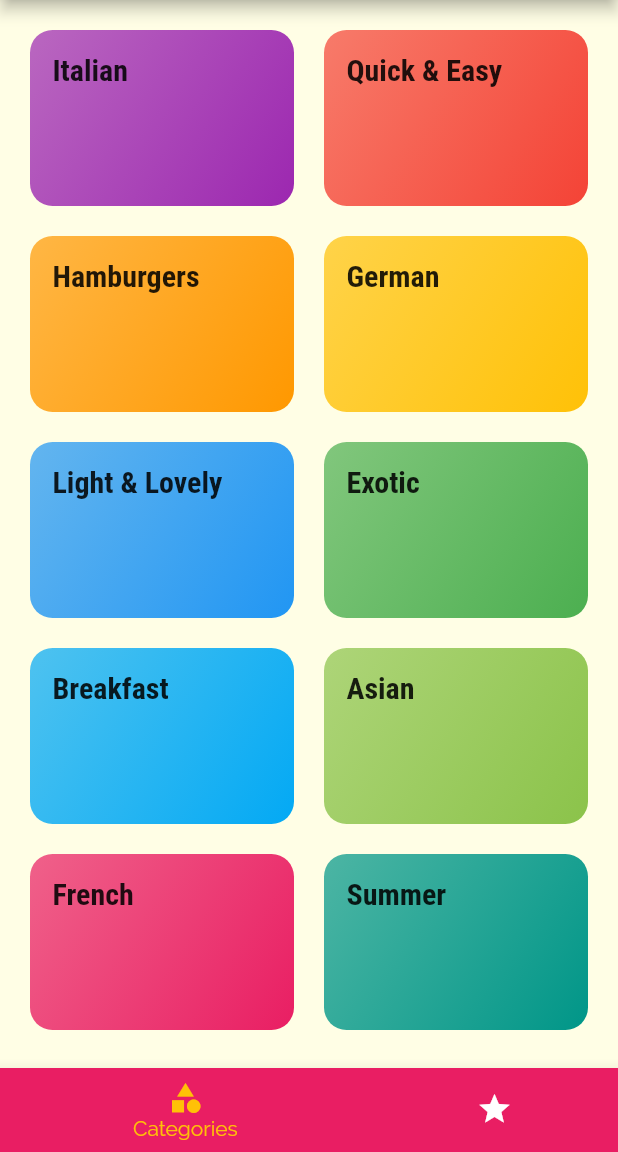
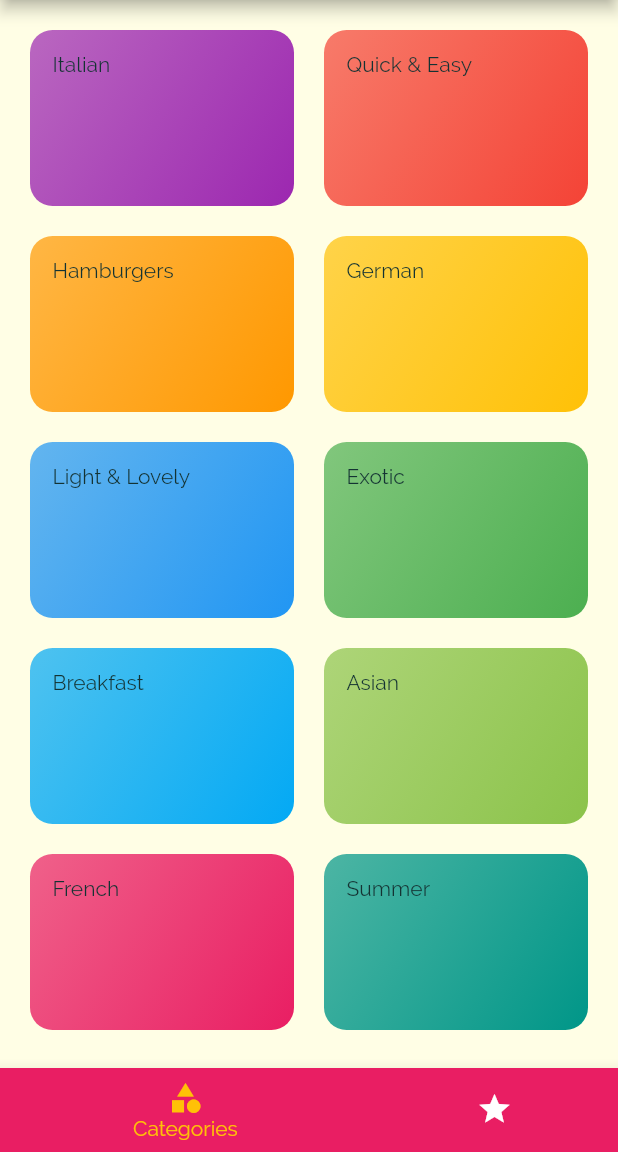
Before and after one commit to krishn20/Flutter-Meals-App, a Flutter app: the screen it shows after launch, on a phone screen of 412 x 824 dp, the part 84-1236 px from its top. Run offline on Flutter 3.47's test engine with Material 2 defaults, Android fonts, the phone set to English and light mode, and no system bars.

Commit message:
Comments added + Flutter 2.5 related changes(deprecations removed)

```diff
--- a/lib/main.dart
+++ b/lib/main.dart
@@ -15,6 +15,13 @@ class MyApp extends StatefulWidget {
 }
 
 class _MyAppState extends State<MyApp> {
+
+  //map for storing on/off values of these filters.
+  //gluten = If gluten_free
+  //lactose = If lactose_free
+  //vegan = If vegan food
+  //vegetarian = If vegetarian food
+
   Map<String, bool> _filters = {
     'gluten': false,
     'lactose': false,
@@ -25,6 +32,12 @@ class _MyAppState extends State<MyApp> {
   List<Meal> _availableMeals = DUMMY_MEALS;
   List<Meal> _favoriteMeals = [];
 
+
+
+  //***************************************************************//
+  //******************** Methods **********************************//
+
+  //Method to filter DUMMY_MEALS based on the filter values set.
   void _setFilters(Map<String, bool> filterData) {
     setState(() {
       _filters = filterData;
@@ -48,6 +61,7 @@ class _MyAppState extends State<MyApp> {
     });
   }
 
+  //Method to toggle a meal as favorite or not.
   void _toggleFavorite(String mealId) {
     final existingIndex =
         _favoriteMeals.indexWhere((meal) => meal.id == mealId);
@@ -62,9 +76,16 @@ class _MyAppState extends State<MyApp> {
     }
   }
 
+  //Boolean Method to check if meal was already a favorite or not.
   bool _isMealFavorite(String id){
     return _favoriteMeals.any((meal) => meal.id == id);
   }
+
+
+
+  //***************************************************************//
+  //******************** Widgets Build ****************************//
+  //***************************************************************//
 
   @override
   Widget build(BuildContext context) {
@@ -76,13 +97,13 @@ class _MyAppState extends State<MyApp> {
         canvasColor: Color.fromRGBO(255, 254, 229, 1),
         fontFamily: 'Raleway',
         textTheme: ThemeData.light().textTheme.copyWith(
-            body1: TextStyle(
+            bodyText1: TextStyle(
               color: Color.fromRGBO(20, 51, 51, 1),
             ),
-            body2: TextStyle(
+            bodyText2: TextStyle(
               color: Color.fromRGBO(20, 51, 51, 1),
             ),
-            title: TextStyle(
+            headline2: TextStyle(
               fontSize: 20,
               fontFamily: 'RobotoCondensed',
               fontWeight: FontWeight.bold,
@@ -91,9 +112,8 @@ class _MyAppState extends State<MyApp> {
 //      home: CategoriesScreen(),
       initialRoute: '/',
       routes: {
-        '/': (ctx) => TabsScreen(_favoriteMeals),
-        CategoryMealsScreen.routeName: (ctx) =>
-            CategoryMealsScreen(_availableMeals),
+        '/': (ctx) => TabsScreen(_favoriteMeals), //This contains the bottom nav bar, the category screen and the favorites screen.
+        CategoryMealsScreen.routeName: (ctx) => CategoryMealsScreen(_availableMeals),
         MealDetailScreen.routeName: (ctx) => MealDetailScreen(_toggleFavorite, _isMealFavorite),
         FiltersScreen.routeName: (ctx) => FiltersScreen(_filters, _setFilters),
       },
--- a/lib/screens/categories_screen.dart
+++ b/lib/screens/categories_screen.dart
@@ -4,6 +4,11 @@ import '../data/dummy_data.dart';
 import '../widgets/category_item.dart';
 
 class CategoriesScreen extends StatelessWidget {
+
+  //***************************************************************//
+  //******************** Widgets Build ****************************//
+  //***************************************************************//
+
   @override
   Widget build(BuildContext context) {
     return GridView(
--- a/lib/screens/favorites_screen.dart
+++ b/lib/screens/favorites_screen.dart
@@ -6,6 +6,12 @@ class FavoritesScreen extends StatelessWidget {
   final List<Meal> favoriteMeals;
 
   FavoritesScreen(this.favoriteMeals);
+
+
+
+  //***************************************************************//
+  //******************** Widgets Build ****************************//
+  //***************************************************************//
 
   @override
   Widget build(BuildContext context) {
--- a/lib/widgets/category_item.dart
+++ b/lib/widgets/category_item.dart
@@ -12,6 +12,11 @@ class CategoryItem extends StatelessWidget {
     this.color,
   );
 
+
+  //***************************************************************//
+  //*********************** Methods *******************************//
+
+  //Method for when a category is selected, then we redirect to CategoryMealsScreen.
   void selectCategory(BuildContext ctx) {
     Navigator.of(ctx).pushNamed(
       CategoryMealsScreen.routeName,
@@ -21,6 +26,12 @@ class CategoryItem extends StatelessWidget {
       },
     );
   }
+
+
+
+  //***************************************************************//
+  //******************** Widgets Build ****************************//
+  //***************************************************************//
 
   @override
   Widget build(BuildContext context) {
@@ -32,7 +43,7 @@ class CategoryItem extends StatelessWidget {
         padding: EdgeInsets.all(15),
         child: Text(
           title,
-          style: Theme.of(context).textTheme.title,
+          style: Theme.of(context).textTheme.bodyText1,
         ),
         decoration: BoxDecoration(
           gradient: LinearGradient(
--- a/lib/widgets/main_drawer.dart
+++ b/lib/widgets/main_drawer.dart
@@ -2,6 +2,11 @@ import 'package:flutter/material.dart';
 import 'package:flutter_meals_app/screens/filters_screen.dart';
 
 class MainDrawer extends StatelessWidget {
+
+  //***************************************************************//
+  //******************** Widgets Build ****************************//
+  //***************************************************************//
+
   @override
   Widget build(BuildContext context) {
 
```
Also changed, not shown: lib/data/dummy_data.dart (+9 -0 lines), lib/screens/category_meals_screen.dart (+20 -0 lines), lib/screens/filters_screen.dart (+21 -3 lines), lib/screens/meal_detail_screen.dart (+21 -1 lines), lib/screens/tabs_screen.dart (+14 -0 lines), lib/widgets/meal_item.dart (+11 -0 lines), pubspec.lock.
